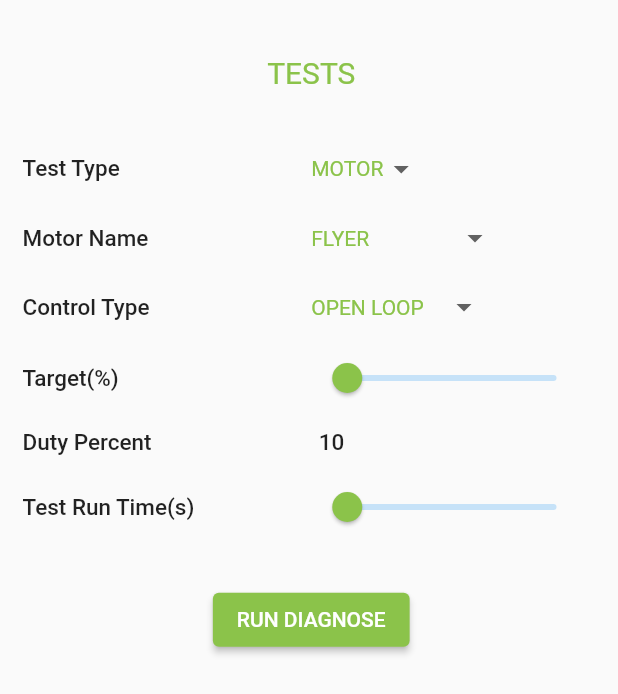
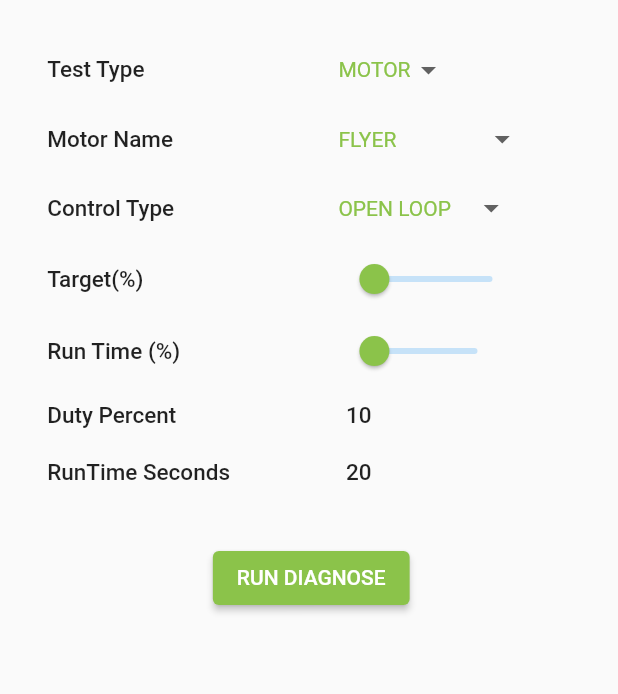
Before and after one commit to arwait4itun/Gen4-Flutter-App, a Flutter app: the TestPage widget shown alone on an empty page, opened directly, after a tap on "RUN DIAGNOSE", on a phone screen of 412 x 824 dp. Shown: the top 694 px of the screen. Run offline on Flutter 3.47's test engine with Material 2 defaults, Android fonts, the phone set to English and light mode, and no system bars; our stand-ins replace csv, flutter_bluetooth_serial, hex, syncfusion_flutter_charts; missing offline and left inert: dart:ffi.

Commit message:
improvements to settings page UI and some comments on test page UI small UI changes on the tests page also

```diff
--- a/lib/message/diagnosticMessage.dart
+++ b/lib/message/diagnosticMessage.dart
@@ -38,7 +38,7 @@ class DiagnosticMessage{
     //attribute count
   //  packet += "5";
 
-    if(this.testTypeChoice == "MOTOR"){
+    if(testTypeChoice == "MOTOR"){
 
 
       String _motorId;
--- a/lib/screens/bluetoothPage.dart
+++ b/lib/screens/bluetoothPage.dart
@@ -190,7 +190,7 @@ class _BluetoothPageState extends State<BluetoothPage> {
                           globals.connection = await BluetoothConnection.toAddress(selectedDevice.address);
 
                           //impaired message
-                          globals.connection!.output!.add(ascii.encode(ImPaired().createPacket()));
+                          globals.connection!.output.add(ascii.encode(ImPaired().createPacket()));
                           await globals.connection!.output.allSent;
 
                           Provider.of<ConnectionProvider>(context,listen: false).setConnection(true);
@@ -236,7 +236,7 @@ class _BluetoothPageState extends State<BluetoothPage> {
                         globals.connection = await BluetoothConnection.toAddress(selectedDevice.address);
 
                         //im paired message
-                        globals.connection!.output!.add(ascii.encode(ImPaired().createPacket()));
+                        globals.connection!.output.add(ascii.encode(ImPaired().createPacket()));
                         await globals.connection!.output.allSent;
 
                         Provider.of<ConnectionProvider>(context,listen: false).setConnection(true);
--- a/lib/screens/tests.dart
+++ b/lib/screens/tests.dart
@@ -54,9 +54,9 @@ class _TestPageState extends State<TestPage> {
 
   @override
   Widget build(BuildContext context) {
-    return SingleChildScrollView(
+    return Container(
         padding: EdgeInsets.only(left: 10,top: 7,bottom: 7, right: 7),
-        scrollDirection: Axis.vertical,
+        //scrollDirection: Axis.vertical,
         child: _running? _stopDiagnoseUI() : _runDiagnoseUI(),
     );
 
@@ -70,7 +70,6 @@ class _TestPageState extends State<TestPage> {
       child: StreamBuilder<Uint8List>(
         stream: globals.connection!.input,
         builder: (context, snapshot) {
-
           if(snapshot.hasData){
             var data = snapshot.data;
             String _d = utf8.decode(data!);
@@ -137,32 +136,18 @@ class _TestPageState extends State<TestPage> {
     return Container(
       height: MediaQuery.of(context).size.height,
       width: MediaQuery.of(context).size.width,
-
+      margin: EdgeInsets.all(MediaQuery.of(context).size.height*0.02),
       child: Column(
-
         mainAxisAlignment: MainAxisAlignment.start,
         crossAxisAlignment: CrossAxisAlignment.start,
-
         children: [
-          Container(
-            height: MediaQuery.of(context).size.height*0.1,
-            width: MediaQuery.of(context).size.width,
-
-            child: Center(
-              child: Text("TESTS",style: TextStyle(fontWeight: FontWeight.w400, fontSize: 20,color: Theme.of(context).primaryColor),),
-            ),
-          ),
           Table(
             columnWidths: const <int, TableColumnWidth>{
-              0: FractionColumnWidth(0.5),
-              1: FractionColumnWidth(0.5),
+              0: FractionColumnWidth(0.55),
+              1: FractionColumnWidth(0.35),
             },
             defaultVerticalAlignment: TableCellVerticalAlignment.middle,
-            children: <TableRow>[
-
-              // This is the test Type section, and has the first row
-              // this row is always there on screen. Based on what you choose in this
-              // rows get populated or not.
+            children:  <TableRow>[
               TableRow(
                 children: <Widget>[
                   TableCell(
@@ -206,7 +191,7 @@ class _TestPageState extends State<TestPage> {
                 ],
               ),
 
-              // this is the
+              // this is motor name if youve selected "MOTOR" or an empty container
               _testTypeChoice=="MOTOR"?
               TableRow(
                 children: <Widget>[
@@ -232,6 +217,7 @@ class _TestPageState extends State<TestPage> {
                         value: _motorNameChoice,
                         icon: const Icon(Icons.arrow_drop_down),
                         elevation: 16,
+                        alignment: FractionalOffset.topLeft,
                         style: const TextStyle(color: Colors.lightGreen),
                         underline: Container(),
                         onChanged: (String? value) {
@@ -327,7 +313,8 @@ class _TestPageState extends State<TestPage> {
                 ),]),
 
 
-              // this is target% section.
+              // this is target% section. If "MOTOR", then put a target Row, a specialized table row,
+              //else an empty rable row
               _testTypeChoice=="MOTOR"?
               _targetRow("Target(%)")
                   :  TableRow(
@@ -337,7 +324,19 @@ class _TestPageState extends State<TestPage> {
                   ]
               ),
 
-              _testTypeChoice=="MOTOR" && _controlTypeChoice!="OPEN LOOP" ?
+              _testTypeChoice=="MOTOR" ?
+              _testTimeRow("Run Time (%)")
+                  :TableRow(
+                  children: <Widget>[
+                    TableCell(child: Container()),
+                    TableCell(child: Container()),
+                  ]
+              ),
+
+              //if "MOTOR", is open Loop put target Duty, if Closed loop put targetRPM
+              // if LIFT put empty container.
+              _testTypeChoice=="MOTOR" ?
+                _controlTypeChoice!="OPEN LOOP" ?
                   TableRow(
                     children: <Widget>[
                       TableCell(
@@ -388,17 +387,49 @@ class _TestPageState extends State<TestPage> {
                       ),
                     ),
                   ]
-              ),
-
-
-              _testTypeChoice=="MOTOR" ?
-              _testTimeRow("Test Run Time(s)")
+              )
               :TableRow(
                 children: <Widget>[
                 TableCell(child: Container()),
                 TableCell(child: Container()),
                 ]
               ),
+
+              //if "MOTOR", is open Loop put target Duty, if Closed loop put targetRPM
+              // if LIFT put empty container.
+              _testTypeChoice=="MOTOR" ?
+              TableRow(
+                children: <Widget>[
+                  TableCell(
+                    verticalAlignment: TableCellVerticalAlignment.middle,
+                    child: Container(
+                      margin: EdgeInsets.only(left: 5, right: 5),
+                      child: Text(
+                        "RunTime Seconds",
+                        style: TextStyle(fontSize: 15, fontWeight: FontWeight.w500),
+                      ),
+                    ),
+                  ),
+                  TableCell(
+                    verticalAlignment: TableCellVerticalAlignment.middle,
+                    child:
+                    Container(
+                      margin: EdgeInsets.only(top:10,left: 5, right: 5,bottom: 10),
+                      child: Text(
+                        _testRuntime,
+                        style: TextStyle(fontSize: 15, fontWeight: FontWeight.w500),
+                      ),
+                    ),
+                  ),
+
+                ],
+              ):TableRow(
+                  children: <Widget>[
+                    TableCell(child: Container()),
+                    TableCell(child: Container()),
+                  ]
+              ),
+
 
               _testTypeChoice=="LIFT"?
               TableRow(
@@ -538,7 +569,6 @@ class _TestPageState extends State<TestPage> {
     double perc = 0;
     double num = 1500;
 
-
     if(_target != null || _target != ""){
 
       try {
@@ -640,12 +670,9 @@ class _TestPageState extends State<TestPage> {
 
 
   TableRow _targetRow(String label){
-
     //slider row
-
     return TableRow(
       children: <Widget>[
-
         TableCell(
           verticalAlignment: TableCellVerticalAlignment.middle,
           child: Container(
@@ -660,7 +687,7 @@ class _TestPageState extends State<TestPage> {
           verticalAlignment: TableCellVerticalAlignment.middle,
           child: Container(
             padding: EdgeInsets.only(left:0),
-            margin: EdgeInsets.only(left: 0, right: 10),
+            margin: EdgeInsets.only(left: 0, right: 0),
             child: Slider(
               value: _target,
               max: 90.0,
@@ -682,9 +709,7 @@ class _TestPageState extends State<TestPage> {
   }
 
   TableRow _testTimeRow(String label){
-
     //slider row
-
     return TableRow(
       children: <Widget>[
 
@@ -708,12 +733,11 @@ class _TestPageState extends State<TestPage> {
               max: 310.0,
               min: 20.0,
               activeColor: Theme.of(context).primaryColor,
-              label: _testRuntime.toString(),
+             // label: _testRuntime.toString(),
               onChanged: (val){
                 setState(() {
                   _testRuntimeval = (val/10).ceil()*10;
-                  _testRuntime = _testRuntimeval.toString();
-
+                  _testRuntime = _testRuntimeval.toInt().toString();
                   if(_testRuntimeval>300){
                     _testRuntime = "infinity";
                   }
@@ -744,7 +768,7 @@ class _TestPageState extends State<TestPage> {
 
       globals.connection!.output.add(Uint8List.fromList(utf8.encode(_m)));
 
-      await globals.connection!.output!.allSent;
+      await globals.connection!.output.allSent;
       //globals.connection!.close();
 
       setState(() {
--- a/lib/services/file_service.dart
+++ b/lib/services/file_service.dart
@@ -11,7 +11,7 @@ class FileService {
     final directory = await getApplicationDocumentsDirectory();
 
 
-    String _logPath = directory!.path+"/flyer_logs";
+    String _logPath = directory.path+"/flyer_logs";
 
     if(File(_logPath).existsSync()){
       return _logPath;
```
Also changed, not shown: lib/screens/settings.dart (+12 -12 lines). Lines whose indentation alone changed are shown as unchanged.
